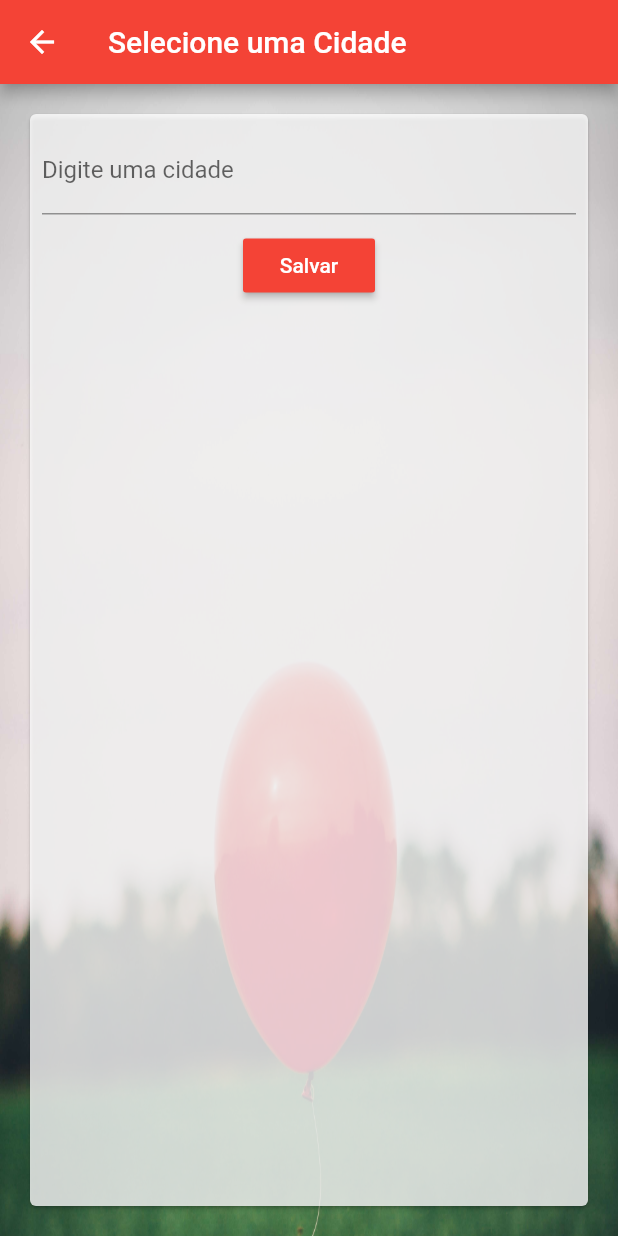
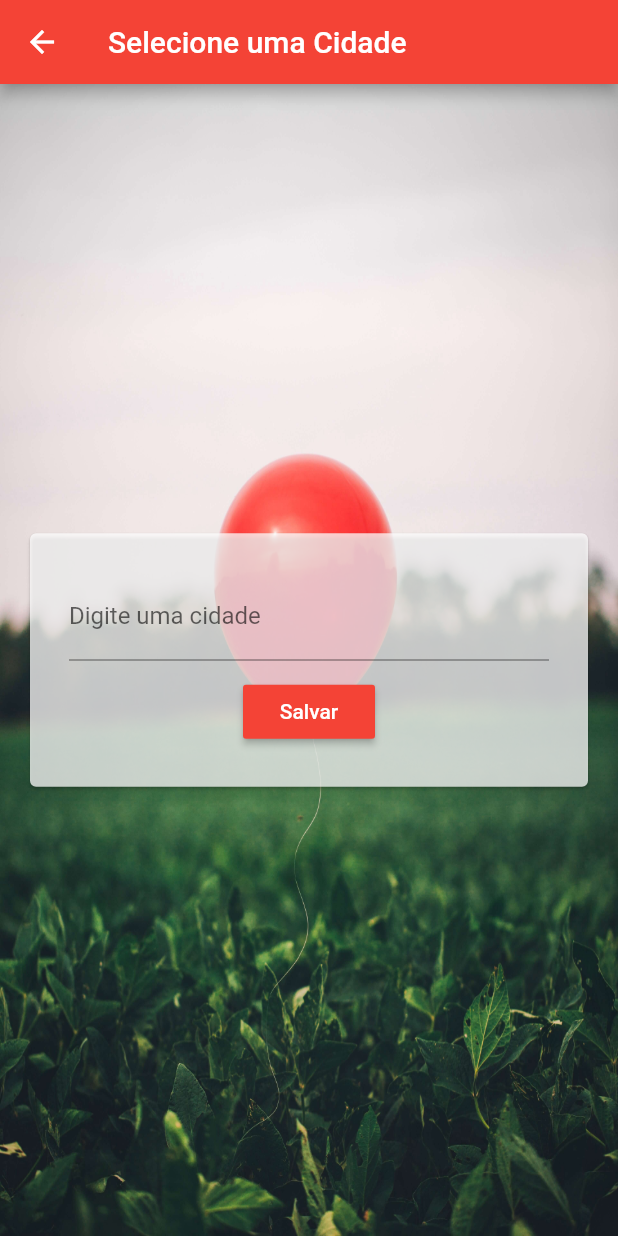
Before and after one commit to jhionan/minicuro-flutter, a Flutter app: the screen it shows after launch, after a tap on the "search" icon, on a phone screen of 412 x 824 dp. Run offline on Flutter 3.47's test engine with Material 2 defaults, Android fonts, the phone set to English and light mode, and no system bars; network calls fail.

Commit message:
Atualização cidades compostas

```diff
--- a/minicurso_weather/lib/ui/citySelector.dart
+++ b/minicurso_weather/lib/ui/citySelector.dart
@@ -11,21 +11,18 @@ class CitySelector extends StatelessWidget {
       ),
       body: Stack(
         children: <Widget>[
-          ListView(
-            children: <Widget>[
-              Image.asset('lib/images/nice_day.jpg',
-              width: 490.0,
-              height: 1200.0,
-              fit: BoxFit.fill,),
-            ],
-          ),
+          Image.asset('lib/images/nice_day.jpg',
+          width: 490.0,
+          height: 1200.0,
+          fit: BoxFit.fill,),
           new Center(
               child: Card(
                   margin: EdgeInsets.all(20.0),
 
             child: Padding(
-                  padding: const EdgeInsets.all(8.0),
+                  padding: const EdgeInsets.all(26.0),
                   child: Column(
+                    mainAxisSize: MainAxisSize.min,
                     children: <Widget>[
                       new TextField(
                         controller: _cityController,
@@ -47,7 +44,7 @@ class CitySelector extends StatelessWidget {
                     ],
                   ),
               ),
-            color: Colors.white.withAlpha(200),
+            color: Colors.white.withAlpha(190),
           )),
         ],
       ),
--- a/minicurso_weather/lib/ui/weather.dart
+++ b/minicurso_weather/lib/ui/weather.dart
@@ -52,7 +52,7 @@ class _WeatherState extends State<Weather> {
                 mainAxisAlignment: MainAxisAlignment.end,
                 children: <Widget>[
                   Text(
-                    _city??defautCity,
+                    _city.replaceAll('+', ' ')??defautCity,
                     style: cityStyle(),
                   ),
                 ],
@@ -106,10 +106,10 @@ class _WeatherState extends State<Weather> {
         .push(MaterialPageRoute(builder: (BuildContext context) {
       return CitySelector();
     }));
-    print(result.toString()+'     ==================================');
+
     if (result!=null && result.containsKey('city') && result['city'].toString().isNotEmpty) {
-      //getWeather(result['city']);
-      _city = result['city'];
+      var mCity = result['city'] as String;
+      _city = mCity.replaceAll(' ', '+');
 
     }
   }
```
Also changed, not shown: chaves api.txt (added, +31 -0 lines).
